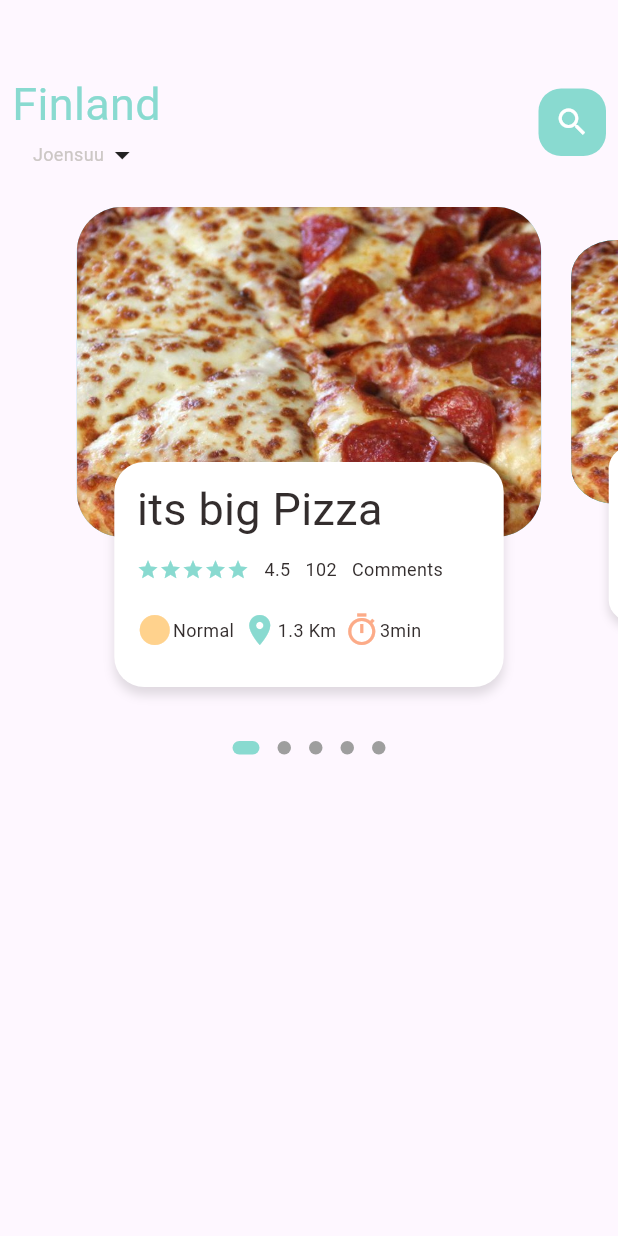
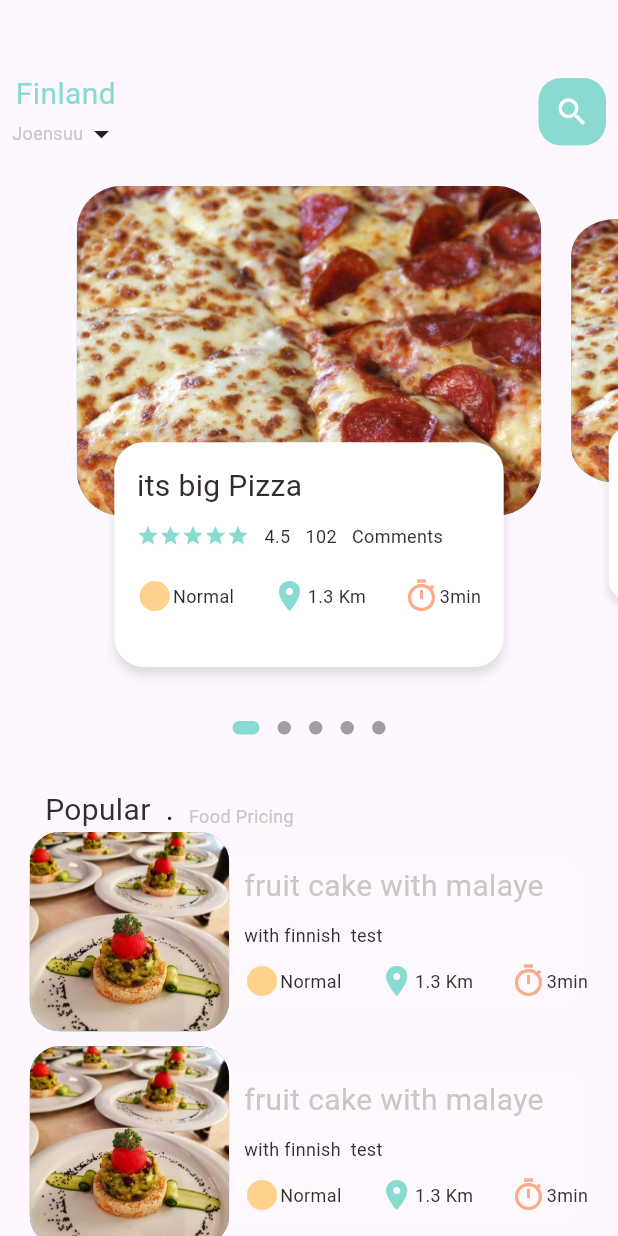
Before and after one commit to Omerkhan123/FoodApp, a Flutter app: the MainPage screen opened directly, on a phone screen of 412 x 824 dp. Run offline on Flutter 3.47's test engine with Material 3 defaults, Android fonts, the phone set to English and light mode, and no system bars; drawn by our look-alikes of dots_indicator; our stand-ins replace get.

Commit message:
My food App

```diff
--- /dev/null
+++ b/lib/Screens/FoodScreens/popular_food.dart
@@ -0,0 +1,30 @@
+import 'package:flutter/material.dart';
+import 'package:food_delivery/utility/dimensions.dart';
+class PopularFood extends StatelessWidget {
+   const PopularFood({super.key});
+
+  @override
+  Widget build(BuildContext context) {
+    return  Scaffold(
+      body: Stack(
+        children: [
+               Positioned(
+                  left: 0,
+                right: 0,
+                child: Container(
+                  width: double.maxFinite,
+                  height: Dimensions.popularFoodSize,
+         decoration: const BoxDecoration(
+           image: DecorationImage(
+             fit: BoxFit.cover,
+             image: AssetImage ("assets/image/food8.jpeg"),
+
+           )
+         ) ,
+                ),
+              ),
+        ],
+      ),
+    );
+  }
+}
--- a/lib/home/food_page_body.dart
+++ b/lib/Screens/homeScreen/food_page_body.dart
@@ -1,6 +1,7 @@
 import 'package:dots_indicator/dots_indicator.dart';
 import 'package:flutter/material.dart';
 import 'package:food_delivery/color_widget.dart';
+import 'package:food_delivery/utility/dimensions.dart';
 import 'package:food_delivery/widgets/big_text.dart';
 import 'package:food_delivery/widgets/icon_text.dart';
 import 'package:food_delivery/widgets/small_text.dart';
@@ -16,7 +17,7 @@ class _FoodPageBodyState extends State<FoodPageBody> {
 
   var  _currPageValues= 0.0;
   final double _scaleFactor= 0.8;
-  final _height = 220;
+  final _height = Dimensions.pageViewContainer;
 
   // this method use to check the value of index
  @override
@@ -39,10 +40,11 @@ class _FoodPageBodyState extends State<FoodPageBody> {
   Widget build(BuildContext context) {
     return Column(
       children: [
+        //slider  section
         Container(
           // bg color where we checking the codes
           // color: Colors.blue,
-          height: 350,
+          height: Dimensions.pageView,
           child: PageView.builder(
               controller: pageController,
               itemCount: 5,
@@ -51,6 +53,7 @@ class _FoodPageBodyState extends State<FoodPageBody> {
               }
           ),
         ),
+     // its dots section
      DotsIndicator(
     dotsCount: 5,
     position: _currPageValues.toInt(),
@@ -60,7 +63,111 @@ class _FoodPageBodyState extends State<FoodPageBody> {
     activeSize: const Size(18.0, 9.0),
     activeShape: RoundedRectangleBorder(borderRadius: BorderRadius.circular(5.0)),
     ),
-    )]);
+    ),
+        // Popular Text Section
+         SizedBox(height: Dimensions.height30,),
+        Container(
+          margin: EdgeInsets.only(left: Dimensions.width30),
+          child: Row(
+            crossAxisAlignment: CrossAxisAlignment.end,
+            children: [
+              BigText(text: 'Popular'),
+              SizedBox(width: Dimensions.width10,),
+              Container(
+
+                child: BigText(text: ".",color: Colors.black,),
+              ),
+              SizedBox(width: Dimensions.width10, ),
+              Container(
+                  margin: const EdgeInsets.only(bottom: 2),
+                  child: SmallText(text: "Food Pricing",
+                    color: AppColors.textColor,)
+              ),
+
+
+
+            ],
+          ),
+        ),
+        // ListView of food and images
+        ListView.builder(
+              physics: const NeverScrollableScrollPhysics(),
+               shrinkWrap: true,
+            itemCount: 10,
+              itemBuilder: (context, index){
+              return Container(
+                margin:EdgeInsets.only(left: Dimensions.width20,
+                    right: Dimensions.width20,
+                    bottom: Dimensions.height10),
+                child: Row(
+                  children: [
+                    // its the image section ..
+                    Container(
+                      height: Dimensions.listViewSize,
+                      width: Dimensions.listViewSize,
+                      decoration: BoxDecoration(
+                        borderRadius: BorderRadius.circular(Dimensions.radius20),
+                        color: Colors.blue,
+                        image: const DecorationImage(
+                          fit: BoxFit.cover,
+                          image:  AssetImage(
+                            "assets/image/food1.jpeg",
+                          ),
+                        )
+                      ),
+                    ),
+                    Expanded(
+                      child: Container(
+                        height: Dimensions.lisViewContSize,
+                        decoration: BoxDecoration(
+                          color: Colors.white24,
+                          borderRadius: BorderRadius.only(
+                            topRight: Radius.circular(Dimensions.radius20),
+                            bottomRight: Radius.circular(Dimensions.radius20),
+                          ),
+                        ),
+                        // here we write a text and add icons names
+                        child: Padding(
+                          padding: EdgeInsets.only(left: Dimensions.width10),
+                          child: Column(
+                            crossAxisAlignment: CrossAxisAlignment.start,
+                            mainAxisAlignment: MainAxisAlignment.center,
+                            children: [
+                              BigText(text: "fruit cake with malaye",color: AppColors.textColor,),
+                              SizedBox(height: Dimensions.height10,),
+                              SmallText(text: "with finnish  test"),
+                              SizedBox(height: Dimensions.height10,),
+
+                              const Row(
+                                mainAxisAlignment: MainAxisAlignment.spaceBetween,
+                                children: [
+                                  IconTextWidget(icon: Icons.circle_sharp,
+                                      text: "Normal",
+                                      iconColor: AppColors.iconColor1),
+                                  SizedBox(width: 5,),
+                                  IconTextWidget(icon: Icons.location_on,
+                                      text: "1.3 Km",
+                                      iconColor: AppColors.mainColor),
+                                  SizedBox(width: 5,),
+                                  IconTextWidget(icon: Icons.timer_sharp,
+                                      text: "3min",
+                                      iconColor: AppColors.iconColor2),
+
+                                ],
+                              )
+                            ],
+                          ),
+                        ),
+                      ),
+                    )
+                  ],
+                ),
+              );
+              }),
+
+      ],
+    );
+
   }
  Widget _buildPageItem(int index){
 
@@ -98,11 +205,11 @@ class _FoodPageBodyState extends State<FoodPageBody> {
         children:[
           // this is the main container
           Container(
-        height: 220,
+        height: Dimensions.pageViewContainer,
           margin: EdgeInsets.only(left: 10, right: 10),
           decoration: BoxDecoration(
-            color: index.isEven?Color(0xFF69c5df): Color(0xFF19c5df),
-            borderRadius: BorderRadius.circular(30),
+            color: index.isEven?const Color(0xFF69c5df): Color(0xFF19c5df),
+            borderRadius: BorderRadius.circular(Dimensions.radius30),
             image: const  DecorationImage(
               fit: BoxFit.cover,
               image: AssetImage(
@@ -115,7 +222,7 @@ class _FoodPageBodyState extends State<FoodPageBody> {
           Align(
             alignment: Alignment.bottomCenter,
             child: Container(
-              height: 150,
+              height: Dimensions.pageViewTextContainer,
               margin: EdgeInsets.only(left: 35, right: 35, bottom: 30,),
               decoration: BoxDecoration(
                   color: Colors.white,
@@ -126,16 +233,16 @@ class _FoodPageBodyState extends State<FoodPageBody> {
                       offset:  Offset(0,5),
                     )
                   ],
-                  borderRadius: BorderRadius.circular(20),
+                  borderRadius: BorderRadius.circular(Dimensions.radius20),
 
               ),
               child: Container(
-                padding: EdgeInsets.only(left: 15, right: 15, top: 10),
+                padding: EdgeInsets.only(left: 15, right: 15, top: Dimensions.height15),
                 child: Column(
                   crossAxisAlignment: CrossAxisAlignment.start,
                   children: [
                     BigText(text: "its big Pizza "),
-                    SizedBox(height: 10,),
+                    SizedBox(height: Dimensions.height10,),
                     Row(
                       children: [
                         // here we use wrap where we take more icon in a row
@@ -154,9 +261,10 @@ class _FoodPageBodyState extends State<FoodPageBody> {
 
                       ],
                     ),
-                    SizedBox(height: 20,),
+                    SizedBox(height: Dimensions.height20,),
                     //
                     const Row(
+                      mainAxisAlignment: MainAxisAlignment.spaceBetween,
                       children: [
                         IconTextWidget(icon: Icons.circle_sharp,
                             text: "Normal",
@@ -180,5 +288,6 @@ class _FoodPageBodyState extends State<FoodPageBody> {
         ]
    ),
     );
+
  }
 }
--- a/lib/home/main_food_page.dart
+++ b/lib/Screens/homeScreen/main_food_page.dart
@@ -1,5 +1,6 @@
 import 'package:flutter/material.dart';
 import 'package:food_delivery/color_widget.dart';
+import 'package:food_delivery/utility/dimensions.dart';
 import 'package:food_delivery/widgets/big_text.dart';
 import 'package:food_delivery/widgets/small_text.dart';
 
@@ -14,6 +15,8 @@ class MainPage extends StatefulWidget {
 class _MainPageState extends State<MainPage> {
   @override
   Widget build(BuildContext context) {
+    //its use for check the size of screen
+    // print(" Current size is " +MediaQuery.of(context).size.height.toString());
     return Scaffold(
       // showing the header
       body: Column(
@@ -37,14 +40,15 @@ class _MainPageState extends State<MainPage> {
                         ),
                       ],
                     ),
+                    // its search button i make ..
                     Container(
                       width: 45,
                       height: 45,
-                      child: Icon(Icons.search, color: Colors.white,),
                       decoration: BoxDecoration(
                         color: AppColors.mainColor,
                         borderRadius: BorderRadius.circular(15),
                       ),
+                      child: Icon(Icons.search, color: Colors.white, size: Dimensions.iconSize24,),
                     )
                   ],
                 ),
@@ -53,7 +57,11 @@ class _MainPageState extends State<MainPage> {
           ),
 
           // showing the body
-          FoodPageBody(),
+         Expanded(
+             child: SingleChildScrollView(
+               child:  FoodPageBody(),
+             ),
+         ),
         ],
       ),
 
--- a/lib/main.dart
+++ b/lib/main.dart
@@ -1,5 +1,7 @@
 import 'package:flutter/material.dart';
-import 'package:food_delivery/home/main_food_page.dart';
+import 'package:food_delivery/Screens/FoodScreens/popular_food.dart';
+import 'package:food_delivery/Screens/homeScreen/main_food_page.dart';
+import 'package:get/get_navigation/src/root/get_material_app.dart';
 
 void main() {
   runApp(const MyApp());
@@ -11,7 +13,7 @@ class MyApp extends StatelessWidget {
   // This widget is the root of your application.
   @override
   Widget build(BuildContext context) {
-    return MaterialApp(
+    return GetMaterialApp(
       title: 'Flutter Demo',
       theme: ThemeData(
 
@@ -19,7 +21,8 @@ class MyApp extends StatelessWidget {
         useMaterial3: true,
       ),
       debugShowCheckedModeBanner: false,
-      home: const MainPage()
+      home: const PopularFood()
+      //const MainPage()
     );
   }
 }
--- /dev/null
+++ b/lib/utility/dimensions.dart
@@ -0,0 +1,39 @@
+import 'package:get/get.dart';
+class Dimensions{
+  static  double  screenHeight = Get.height;
+  static  double  screenWidth = Get.width;
+  // dynamic height
+  static double pageView = screenHeight/2.35;
+  static double pageViewContainer = screenHeight/3.75;
+  static double pageViewTextContainer = screenHeight/5.5;
+  // dynamic width
+  static double width10 = screenHeight/82.5;
+  static double width20 = screenHeight/41.5;
+  static double width15 = screenHeight/55;
+  static double width30 = screenHeight/27.5;
+  // dynamic size-box size height
+  static double height10 = screenHeight/82.5;
+  static double height20 = screenHeight/41.5;
+  static double height15 = screenHeight/55;
+  static double height30 = screenHeight/27.5;
+  // its for font size
+  static double font20 = screenHeight/41.5;
+
+  // radius for all
+  static double radius15 = screenHeight/55;
+  static double radius20 = screenHeight/41.5;
+  static double radius30 = screenHeight/27.5;
+
+  // Icon Size
+  static double  iconSize24 = screenHeight/34.37;
+
+  // list view Size
+static double listViewSize = screenWidth/3.1;
+static double lisViewContSize = screenWidth/3.9;
+
+// popular Food Size
+ static double popularFoodSize = screenHeight/2.2;
+
+
+
+}
--- a/lib/widgets/big_text.dart
+++ b/lib/widgets/big_text.dart
@@ -19,7 +19,7 @@ class BigText extends StatelessWidget {
       style: TextStyle(
         color: color,
         fontWeight: FontWeight.w400,
-        fontSize: 30,
+        fontSize: 20,
       ),
     );
   }
--- a/lib/widgets/icon_text.dart
+++ b/lib/widgets/icon_text.dart
@@ -1,4 +1,5 @@
 import 'package:flutter/material.dart';
+import 'package:food_delivery/utility/dimensions.dart';
 import 'package:food_delivery/widgets/small_text.dart';
 class IconTextWidget extends StatelessWidget {
   final IconData icon;
@@ -14,7 +15,9 @@ class IconTextWidget extends StatelessWidget {
   Widget build(BuildContext context) {
     return Row(
     children: [
-       Icon(icon, color: iconColor,),
+       Icon(icon, color: iconColor,
+       size: Dimensions.iconSize24,
+       ),
       const SizedBox(height: 10,),
       SmallText(text: text,),
     ],
--- a/pubspec.yaml
+++ b/pubspec.yaml
@@ -28,6 +28,7 @@ environment:
 # the latest version available on pub.dev. To see which dependencies have newer
 # versions available, run `flutter pub outdated`.
 dependencies:
+  get: ^4.6.6
   cupertino_icons: ^1.0.6
   dots_indicator: ^3.0.0
   flutter:
```
Also changed, not shown: pubspec.lock.
